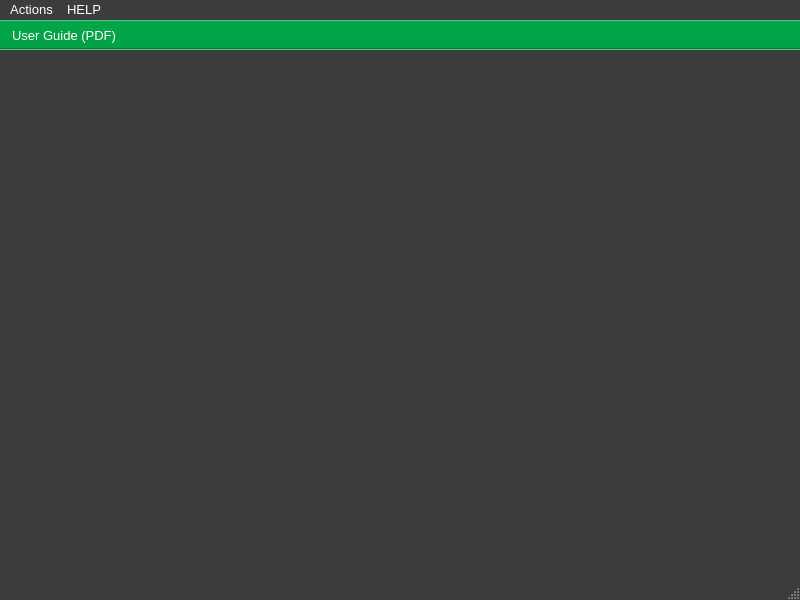
The window that ui/yr-db-runtime-verif-main-window.ui (yerothd/yr-db-runtime-verif) describes before a commit, drawn with Qt 5.
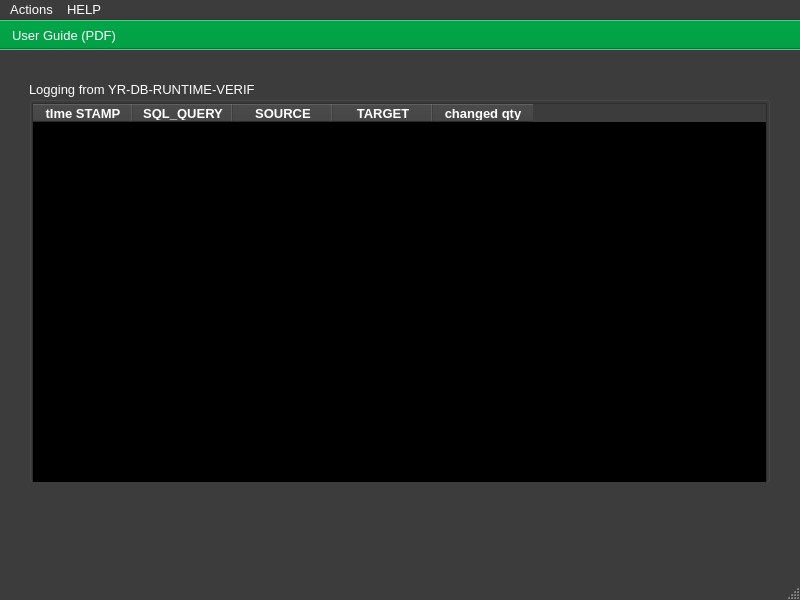
The same window after the commit. Icons and pictures are not drawn. Custom widgets are drawn as their Qt base class.

Diff of the .ui file:
```diff
--- a/ui/yr-db-runtime-verif-main-window.ui
+++ b/ui/yr-db-runtime-verif-main-window.ui
@@ -469,7 +469,197 @@
   <property name="locale">
    <locale language="French" country="France"/>
   </property>
-  <widget class="QWidget" name="centralwidget_mainWindow"/>
+  <widget class="QWidget" name="centralwidget_mainWindow">
+   <widget class="QGroupBox" name="groupBox_LOGGING">
+    <property name="enabled">
+     <bool>true</bool>
+    </property>
+    <property name="geometry">
+     <rect>
+      <x>29</x>
+      <y>31</y>
+      <width>741</width>
+      <height>401</height>
+     </rect>
+    </property>
+    <property name="palette">
+     <palette>
+      <active>
+       <colorrole role="WindowText">
+        <brush brushstyle="SolidPattern">
+         <color alpha="255">
+          <red>255</red>
+          <green>255</green>
+          <blue>255</blue>
+         </color>
+        </brush>
+       </colorrole>
+      </active>
+      <inactive>
+       <colorrole role="WindowText">
+        <brush brushstyle="SolidPattern">
+         <color alpha="255">
+          <red>255</red>
+          <green>255</green>
+          <blue>255</blue>
+         </color>
+        </brush>
+       </colorrole>
+      </inactive>
+      <disabled>
+       <colorrole role="WindowText">
+        <brush brushstyle="SolidPattern">
+         <color alpha="255">
+          <red>23</red>
+          <green>33</green>
+          <blue>33</blue>
+         </color>
+        </brush>
+       </colorrole>
+      </disabled>
+     </palette>
+    </property>
+    <property name="font">
+     <font>
+      <pointsize>10</pointsize>
+      <weight>50</weight>
+      <bold>false</bold>
+     </font>
+    </property>
+    <property name="title">
+     <string>Logging from YR-DB-RUNTIME-VERIF</string>
+    </property>
+    <widget class="YRDBRUNTIMEVERIF_TableWidget" name="tableWidget_LOGGING">
+     <property name="geometry">
+      <rect>
+       <x>3</x>
+       <y>22</y>
+       <width>735</width>
+       <height>400</height>
+      </rect>
+     </property>
+     <property name="palette">
+      <palette>
+       <active>
+        <colorrole role="Highlight">
+         <brush brushstyle="SolidPattern">
+          <color alpha="255">
+           <red>0</red>
+           <green>0</green>
+           <blue>0</blue>
+          </color>
+         </brush>
+        </colorrole>
+        <colorrole role="HighlightedText">
+         <brush brushstyle="SolidPattern">
+          <color alpha="255">
+           <red>2</red>
+           <green>160</green>
+           <blue>70</blue>
+          </color>
+         </brush>
+        </colorrole>
+       </active>
+       <inactive>
+        <colorrole role="Highlight">
+         <brush brushstyle="SolidPattern">
+          <color alpha="255">
+           <red>0</red>
+           <green>0</green>
+           <blue>0</blue>
+          </color>
+         </brush>
+        </colorrole>
+        <colorrole role="HighlightedText">
+         <brush brushstyle="SolidPattern">
+          <color alpha="255">
+           <red>2</red>
+           <green>160</green>
+           <blue>70</blue>
+          </color>
+         </brush>
+        </colorrole>
+       </inactive>
+       <disabled>
+        <colorrole role="Highlight">
+         <brush brushstyle="SolidPattern">
+          <color alpha="255">
+           <red>145</red>
+           <green>145</green>
+           <blue>145</blue>
+          </color>
+         </brush>
+        </colorrole>
+        <colorrole role="HighlightedText">
+         <brush brushstyle="SolidPattern">
+          <color alpha="255">
+           <red>2</red>
+           <green>160</green>
+           <blue>70</blue>
+          </color>
+         </brush>
+        </colorrole>
+       </disabled>
+      </palette>
+     </property>
+     <column>
+      <property name="text">
+       <string>tIme STAMP</string>
+      </property>
+      <property name="font">
+       <font>
+        <weight>75</weight>
+        <bold>true</bold>
+       </font>
+      </property>
+     </column>
+     <column>
+      <property name="text">
+       <string>SQL_QUERY</string>
+      </property>
+      <property name="font">
+       <font>
+        <weight>75</weight>
+        <bold>true</bold>
+       </font>
+      </property>
+     </column>
+     <column>
+      <property name="text">
+       <string>SOURCE</string>
+      </property>
+      <property name="font">
+       <font>
+        <weight>75</weight>
+        <bold>true</bold>
+       </font>
+      </property>
+     </column>
+     <column>
+      <property name="text">
+       <string>TARGET</string>
+      </property>
+      <property name="font">
+       <font>
+        <weight>75</weight>
+        <bold>true</bold>
+       </font>
+      </property>
+     </column>
+     <column>
+      <property name="text">
+       <string>changed qty</string>
+      </property>
+      <property name="font">
+       <font>
+        <weight>75</weight>
+        <bold>true</bold>
+       </font>
+      </property>
+     </column>
+    </widget>
+   </widget>
+  </widget>
   <widget class="QMenuBar" name="menubar_mainWindow">
    <property name="geometry">
     <rect>
@@ -1917,6 +2107,13 @@
    </property>
   </action>
  </widget>
+ <customwidgets>
+  <customwidget>
+   <class>YRDBRUNTIMEVERIF_TableWidget</class>
+   <extends>QTableWidget</extends>
+   <header>src/widgets/yr-db-runtime-verif-logging-table-widget.hpp</header>
+  </customwidget>
+ </customwidgets>
  <resources>
   <include location="../yr-db-runtime-verif.qrc"/>
  </resources>
```
